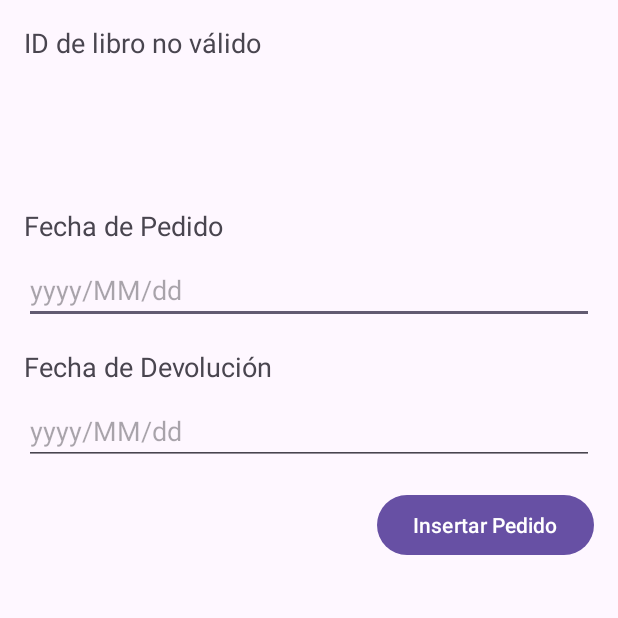
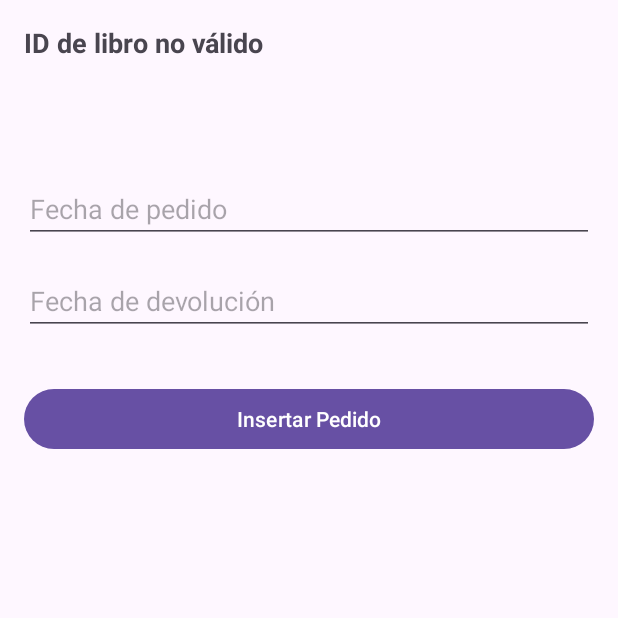
Before and after one commit to RafaelAvilaAlv/BibliotecaApp, an Android app: the AgregarPrestamo screen opened directly, with no data from a screen before it, on a phone screen of 412 x 824 dp, the top half of it. Run offline under Robolectric (Android 15) with nearby library versions, the phone set to English and light mode, and no system bars.

Commit message:
Prestamo modificado
implementacion de calendario para los prestamos de los libros

```diff
--- a/app/src/main/AndroidManifest.xml
+++ b/app/src/main/AndroidManifest.xml
@@ -55,6 +55,9 @@
             android:name=".AgregarPrestamo"
             android:exported="false" />
         <activity
+            android:name=".AgegarPrestamo"
+            android:exported="false" />
+        <activity
             android:name=".AgregarLibros"
             android:exported="false" />
         <activity
@@ -82,4 +85,5 @@
         </activity>
     </application>
 
+
 </manifest>
--- a/app/src/main/java/com/example/bibliotecaapp/AgegarPrestamo.kt
+++ b/app/src/main/java/com/example/bibliotecaapp/AgegarPrestamo.kt
@@ -1,5 +1,6 @@
 package com.example.bibliotecaapp
 
+import android.app.DatePickerDialog
 import android.content.ContentValues
 import android.os.Bundle
 import android.widget.Button
@@ -7,6 +8,7 @@ import android.widget.EditText
 import android.widget.TextView
 import android.widget.Toast
 import androidx.appcompat.app.AppCompatActivity
+import java.util.Calendar
 
 class AgegarPrestamo : AppCompatActivity(){
     private lateinit var textViewTitulo: TextView
@@ -55,6 +57,23 @@ class AgegarPrestamo : AppCompatActivity(){
             textViewGenero.text = ""
         }
 
+        // Configurar el selector de fecha
+        val calendar = Calendar.getInstance()
+
+        val dateSetListenerPedido = DatePickerDialog.OnDateSetListener { _, year, month, dayOfMonth ->
+            editTextFechaPedido.setText(String.format("%04d/%02d/%02d", year, month + 1, dayOfMonth))
+        }
+        editTextFechaPedido.setOnClickListener {
+            DatePickerDialog(this, dateSetListenerPedido, calendar.get(Calendar.YEAR), calendar.get(Calendar.MONTH), calendar.get(Calendar.DAY_OF_MONTH)).show()
+        }
+
+        val dateSetListenerDevolucion = DatePickerDialog.OnDateSetListener { _, year, month, dayOfMonth ->
+            editTextFechaDevolucion.setText(String.format("%04d/%02d/%02d", year, month + 1, dayOfMonth))
+        }
+        editTextFechaDevolucion.setOnClickListener {
+            DatePickerDialog(this, dateSetListenerDevolucion, calendar.get(Calendar.YEAR), calendar.get(Calendar.MONTH), calendar.get(Calendar.DAY_OF_MONTH)).show()
+        }
+
         // Configurar el botón para insertar el pedido
         buttonInsertarPedido.setOnClickListener {
             val fechaPedido = editTextFechaPedido.text.toString()
@@ -86,5 +105,4 @@ class AgegarPrestamo : AppCompatActivity(){
         }
         db.insert("pedidos", null, values)
     }
-
 }
--- a/app/src/main/res/layout/activity_agregar_prestamo.xml
+++ b/app/src/main/res/layout/activity_agregar_prestamo.xml
@@ -1,76 +1,58 @@
-<RelativeLayout xmlns:android="http://schemas.android.com/apk/res/android"
+<?xml version="1.0" encoding="utf-8"?>
+<LinearLayout xmlns:android="http://schemas.android.com/apk/res/android"
     android:layout_width="match_parent"
     android:layout_height="match_parent"
+    android:orientation="vertical"
     android:padding="16dp">
 
     <TextView
         android:id="@+id/textViewTitulo"
         android:layout_width="match_parent"
         android:layout_height="wrap_content"
-        android:text="Título del Libro"
+        android:text="Título del libro"
         android:textSize="18sp"
-        android:layout_marginBottom="16dp"/>
+        android:textStyle="bold"
+        android:layout_marginBottom="8dp"/>
 
     <TextView
         android:id="@+id/textViewAutor"
         android:layout_width="match_parent"
         android:layout_height="wrap_content"
-        android:text="Autor del Libro"
-        android:textSize="18sp"
-        android:layout_below="@id/textViewTitulo"
-        android:layout_marginBottom="16dp"/>
+        android:text="Autor del libro"
+        android:textSize="16sp"
+        android:layout_marginBottom="8dp"/>
 
     <TextView
         android:id="@+id/textViewGenero"
         android:layout_width="match_parent"
         android:layout_height="wrap_content"
-        android:text="Género del Libro"
-        android:textSize="18sp"
-        android:layout_below="@id/textViewAutor"
+        android:text="Género del libro"
+        android:textSize="16sp"
         android:layout_marginBottom="16dp"/>
-
-    <TextView
-        android:id="@+id/textViewFechaPedido"
-        android:layout_width="match_parent"
-        android:layout_height="wrap_content"
-        android:text="Fecha de Pedido"
-        android:textSize="18sp"
-        android:layout_below="@id/textViewGenero"
-        android:layout_marginBottom="8dp"/>
 
     <EditText
         android:id="@+id/editTextFechaPedido"
         android:layout_width="match_parent"
         android:layout_height="wrap_content"
-        android:hint="yyyy/MM/dd"
-        android:layout_below="@id/textViewFechaPedido"
-        android:layout_marginBottom="16dp"
-        android:inputType="date" />
-
-    <TextView
-        android:id="@+id/textViewFechaDevolucion"
-        android:layout_width="match_parent"
-        android:layout_height="wrap_content"
-        android:text="Fecha de Devolución"
-        android:textSize="18sp"
-        android:layout_below="@id/editTextFechaPedido"
-        android:layout_marginBottom="8dp"/>
+        android:hint="Fecha de pedido"
+        android:focusable="false"
+        android:clickable="true"
+        android:layout_marginBottom="16dp"/>
 
     <EditText
         android:id="@+id/editTextFechaDevolucion"
         android:layout_width="match_parent"
         android:layout_height="wrap_content"
-        android:hint="yyyy/MM/dd"
-        android:layout_below="@id/textViewFechaDevolucion"
-        android:layout_marginBottom="16dp"
-        android:inputType="date"/>
+        android:hint="Fecha de devolución"
+        android:focusable="false"
+        android:clickable="true"
+        android:layout_marginBottom="16dp"/>
 
     <Button
         android:id="@+id/buttonInsertarPedido"
-        android:layout_width="wrap_content"
+        android:layout_width="match_parent"
         android:layout_height="wrap_content"
         android:text="Insertar Pedido"
-        android:layout_below="@id/editTextFechaDevolucion"
-        android:layout_alignParentEnd="true"/>
+        android:layout_marginTop="16dp"/>
 
-</RelativeLayout>
+</LinearLayout>
```
